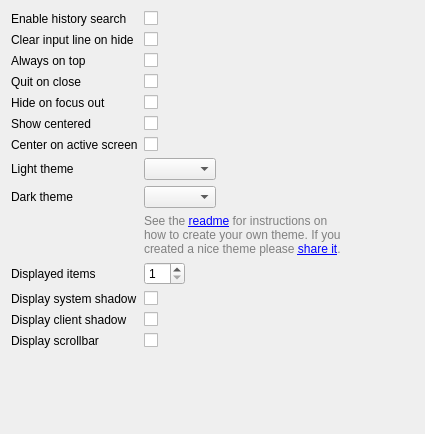
Above: widgetsboxmodel/src/configwidget.ui from albertlauncher/plugins before the change. Below: the same form after it.
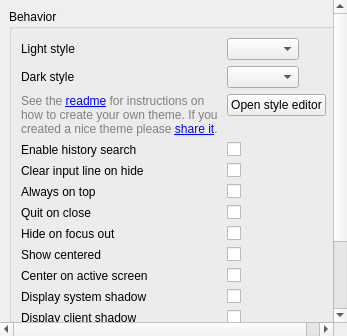
That is the form after the change.

Patch:
```diff
--- a/widgetsboxmodel/src/configwidget.ui
+++ b/widgetsboxmodel/src/configwidget.ui
@@ -2,19 +2,137 @@
 <ui version="4.0">
  <class>ConfigWidget</class>
  <widget class="QWidget" name="ConfigWidget">
+  <property name="windowTitle">
+   <string>Frontend settings</string>
+  </property>
+  <layout class="QGridLayout" name="gridLayout">
+   <property name="leftMargin">
+    <number>0</number>
+   </property>
+   <property name="topMargin">
+    <number>0</number>
+   </property>
+   <property name="rightMargin">
+    <number>0</number>
+   </property>
+   <property name="bottomMargin">
+    <number>0</number>
+   </property>
+   <item row="2" column="0">
+    <widget class="QScrollArea" name="scrollArea">
+     <property name="frameShape">
+      <enum>QFrame::NoFrame</enum>
+     </property>
+     <property name="widgetResizable">
+      <bool>true</bool>
+     </property>
+     <widget class="QWidget" name="scrollAreaWidgetContents">
   <property name="geometry">
    <rect>
     <x>0</x>
     <y>0</y>
-    <width>425</width>
-    <height>434</height>
-   </rect>
-  </property>
-  <property name="windowTitle">
-   <string>Frontend settings</string>
-  </property>
-  <layout class="QFormLayout" name="formLayout">
+        <width>698</width>
+        <height>609</height>
+       </rect>
+      </property>
+      <layout class="QGridLayout" name="gridLayout_2">
+       <item row="0" column="0">
+        <widget class="QGroupBox" name="groupBox">
+         <property name="title">
+          <string>Behavior</string>
+         </property>
+         <layout class="QFormLayout" name="formLayout_behavior">
    <item row="0" column="0">
+           <widget class="QLabel" name="label_theme_light">
+            <property name="sizePolicy">
+             <sizepolicy hsizetype="Minimum" vsizetype="Preferred">
+              <horstretch>0</horstretch>
+              <verstretch>0</verstretch>
+             </sizepolicy>
+            </property>
+            <property name="text">
+             <string>Light style</string>
+            </property>
+            <property name="buddy">
+             <cstring>comboBox_theme_light</cstring>
+            </property>
+           </widget>
+          </item>
+          <item row="0" column="1">
+           <widget class="QComboBox" name="comboBox_theme_light">
+            <property name="sizePolicy">
+             <sizepolicy hsizetype="Fixed" vsizetype="Fixed">
+              <horstretch>0</horstretch>
+              <verstretch>0</verstretch>
+             </sizepolicy>
+            </property>
+            <property name="toolTip">
+             <string>Set the color theme used in light mode.</string>
+            </property>
+           </widget>
+          </item>
+          <item row="1" column="0">
+           <widget class="QLabel" name="label_theme_dark">
+            <property name="text">
+             <string>Dark style</string>
+            </property>
+           </widget>
+          </item>
+          <item row="1" column="1">
+           <widget class="QComboBox" name="comboBox_theme_dark">
+            <property name="sizePolicy">
+             <sizepolicy hsizetype="Fixed" vsizetype="Fixed">
+              <horstretch>0</horstretch>
+              <verstretch>0</verstretch>
+             </sizepolicy>
+            </property>
+            <property name="toolTip">
+             <string>Set the color theme used in dark mode.</string>
+            </property>
+           </widget>
+          </item>
+          <item row="2" column="0">
+           <widget class="QLabel" name="label_themeinfo">
+            <property name="sizePolicy">
+             <sizepolicy hsizetype="Preferred" vsizetype="Preferred">
+              <horstretch>0</horstretch>
+              <verstretch>0</verstretch>
+             </sizepolicy>
+            </property>
+            <property name="minimumSize">
+             <size>
+              <width>200</width>
+              <height>0</height>
+             </size>
+            </property>
+            <property name="text">
+             <string>&lt;span style=&quot; font-size:9pt; color:#808080;&quot;&gt;See the &lt;a href=&quot;https://github.com/albertlauncher/plugins/blob/master/widgetsboxmodel/README.md&quot;&gt;readme&lt;/a&gt; for instructions on how to create your own theme. If you created a nice theme please &lt;a href=&quot;https://github.com/orgs/albertlauncher/discussions/1147&quot;&gt;share it&lt;/a&gt;.&lt;/span&gt;</string>
+            </property>
+            <property name="textFormat">
+             <enum>Qt::AutoText</enum>
+            </property>
+            <property name="wordWrap">
+             <bool>true</bool>
+            </property>
+            <property name="openExternalLinks">
+             <bool>true</bool>
+            </property>
+           </widget>
+          </item>
+          <item row="2" column="1">
+           <widget class="QPushButton" name="pushButton_styleEditor">
+            <property name="sizePolicy">
+             <sizepolicy hsizetype="Fixed" vsizetype="Fixed">
+              <horstretch>0</horstretch>
+              <verstretch>0</verstretch>
+             </sizepolicy>
+            </property>
+            <property name="text">
+             <string>Open style editor</string>
+            </property>
+           </widget>
+          </item>
+          <item row="3" column="0">
     <widget class="QLabel" name="label_history_search">
      <property name="text">
       <string>Enable history search</string>
@@ -24,8 +142,14 @@
      </property>
     </widget>
    </item>
-   <item row="0" column="1">
+          <item row="3" column="1">
     <widget class="QCheckBox" name="checkBox_history_search">
+            <property name="sizePolicy">
+             <sizepolicy hsizetype="Fixed" vsizetype="Fixed">
+              <horstretch>0</horstretch>
+              <verstretch>0</verstretch>
+             </sizepolicy>
+            </property>
      <property name="toolTip">
       <string>Use the current input text to filter the input history.</string>
      </property>
@@ -34,7 +158,7 @@
      </property>
     </widget>
    </item>
-   <item row="1" column="0">
+          <item row="4" column="0">
     <widget class="QLabel" name="label_clearOnHide">
      <property name="text">
       <string>Clear input line on hide</string>
@@ -44,8 +168,14 @@
      </property>
     </widget>
    </item>
-   <item row="1" column="1">
+          <item row="4" column="1">
     <widget class="QCheckBox" name="checkBox_clearOnHide">
+            <property name="sizePolicy">
+             <sizepolicy hsizetype="Fixed" vsizetype="Fixed">
+              <horstretch>0</horstretch>
+              <verstretch>0</verstretch>
+             </sizepolicy>
+            </property>
      <property name="toolTip">
       <string>Clear the input line when the window is hidden.</string>
      </property>
@@ -54,7 +184,7 @@
      </property>
     </widget>
    </item>
-   <item row="2" column="0">
+          <item row="5" column="0">
     <widget class="QLabel" name="label_onTop">
      <property name="sizePolicy">
       <sizepolicy hsizetype="Minimum" vsizetype="Preferred">
@@ -70,14 +200,20 @@
      </property>
     </widget>
    </item>
-   <item row="2" column="1">
+          <item row="5" column="1">
     <widget class="QCheckBox" name="checkBox_onTop">
+            <property name="sizePolicy">
+             <sizepolicy hsizetype="Fixed" vsizetype="Fixed">
+              <horstretch>0</horstretch>
+              <verstretch>0</verstretch>
+             </sizepolicy>
+            </property>
      <property name="toolTip">
       <string>Let Albert stay on top of all top level windows.</string>
      </property>
     </widget>
    </item>
-   <item row="3" column="0">
+          <item row="6" column="0">
     <widget class="QLabel" name="label_quit_on_close">
      <property name="sizePolicy">
       <sizepolicy hsizetype="Minimum" vsizetype="Preferred">
@@ -93,14 +229,20 @@
      </property>
     </widget>
    </item>
-   <item row="3" column="1">
+          <item row="6" column="1">
     <widget class="QCheckBox" name="checkBox_quit_on_close">
+            <property name="sizePolicy">
+             <sizepolicy hsizetype="Fixed" vsizetype="Fixed">
+              <horstretch>0</horstretch>
+              <verstretch>0</verstretch>
+             </sizepolicy>
+            </property>
      <property name="toolTip">
       <string notr="true">Quit the application when closing Albert. Default behavior is to hide the window.</string>
      </property>
     </widget>
    </item>
-   <item row="4" column="0">
+          <item row="7" column="0">
     <widget class="QLabel" name="label_hideOnFocusOut">
      <property name="text">
       <string>Hide on focus out</string>
@@ -110,14 +252,20 @@
      </property>
     </widget>
    </item>
-   <item row="4" column="1">
+          <item row="7" column="1">
     <widget class="QCheckBox" name="checkBox_hideOnFocusOut">
+            <property name="sizePolicy">
+             <sizepolicy hsizetype="Fixed" vsizetype="Fixed">
+              <horstretch>0</horstretch>
+              <verstretch>0</verstretch>
+             </sizepolicy>
+            </property>
      <property name="toolTip">
       <string>Hide Albert if the window lost focus.</string>
      </property>
     </widget>
    </item>
-   <item row="5" column="0">
+          <item row="8" column="0">
     <widget class="QLabel" name="label_center">
      <property name="sizePolicy">
       <sizepolicy hsizetype="Minimum" vsizetype="Preferred">
@@ -133,22 +281,34 @@
      </property>
     </widget>
    </item>
-   <item row="5" column="1">
+          <item row="8" column="1">
     <widget class="QCheckBox" name="checkBox_center">
+            <property name="sizePolicy">
+             <sizepolicy hsizetype="Fixed" vsizetype="Fixed">
+              <horstretch>0</horstretch>
+              <verstretch>0</verstretch>
+             </sizepolicy>
+            </property>
      <property name="toolTip">
       <string>Position the window centered on the screen. See also &quot;Center on active screen&quot;.</string>
      </property>
     </widget>
    </item>
-   <item row="6" column="0">
+          <item row="9" column="0">
     <widget class="QLabel" name="label_followCursor">
      <property name="text">
       <string>Center on active screen</string>
      </property>
     </widget>
    </item>
-   <item row="6" column="1">
+          <item row="9" column="1">
     <widget class="QCheckBox" name="checkBox_followCursor">
+            <property name="sizePolicy">
+             <sizepolicy hsizetype="Fixed" vsizetype="Fixed">
+              <horstretch>0</horstretch>
+              <verstretch>0</verstretch>
+             </sizepolicy>
+            </property>
      <property name="toolTip">
       <string>Show the window on the active screen (the one containing the mouse cursor) rather than the primary one. This option applies when &quot;Show centered&quot; is activated, but also if the window has to be centered on another screen (e.g. because a display has been disconnected).</string>
      </property>
@@ -157,119 +317,7 @@
      </property>
     </widget>
    </item>
-   <item row="7" column="0">
-    <widget class="QLabel" name="label_theme_light">
-     <property name="sizePolicy">
-      <sizepolicy hsizetype="Minimum" vsizetype="Preferred">
-       <horstretch>0</horstretch>
-       <verstretch>0</verstretch>
-      </sizepolicy>
-     </property>
-     <property name="text">
-      <string>Light theme</string>
-     </property>
-     <property name="buddy">
-      <cstring>comboBox_theme_light</cstring>
-     </property>
-    </widget>
-   </item>
-   <item row="7" column="1">
-    <widget class="QComboBox" name="comboBox_theme_light">
-     <property name="sizePolicy">
-      <sizepolicy hsizetype="Fixed" vsizetype="Fixed">
-       <horstretch>0</horstretch>
-       <verstretch>0</verstretch>
-      </sizepolicy>
-     </property>
-     <property name="toolTip">
-      <string>Set the color theme used in light mode.</string>
-     </property>
-    </widget>
-   </item>
-   <item row="8" column="0">
-    <widget class="QLabel" name="label_theme_dark">
-     <property name="text">
-      <string>Dark theme</string>
-     </property>
-    </widget>
-   </item>
-   <item row="8" column="1">
-    <widget class="QComboBox" name="comboBox_theme_dark">
-     <property name="sizePolicy">
-      <sizepolicy hsizetype="Fixed" vsizetype="Fixed">
-       <horstretch>0</horstretch>
-       <verstretch>0</verstretch>
-      </sizepolicy>
-     </property>
-     <property name="toolTip">
-      <string>Set the color theme used in dark mode.</string>
-     </property>
-    </widget>
-   </item>
-   <item row="9" column="1">
-    <widget class="QLabel" name="label_themeinfo">
-     <property name="sizePolicy">
-      <sizepolicy hsizetype="Fixed" vsizetype="Minimum">
-       <horstretch>0</horstretch>
-       <verstretch>0</verstretch>
-      </sizepolicy>
-     </property>
-     <property name="minimumSize">
-      <size>
-       <width>200</width>
-       <height>0</height>
-      </size>
-     </property>
-     <property name="text">
-      <string>&lt;span style=&quot; font-size:9pt; color:#808080;&quot;&gt;See the &lt;a href=&quot;https://github.com/albertlauncher/plugins/blob/master/widgetsboxmodel/README.md&quot;&gt;readme&lt;/a&gt; for instructions on how to create your own theme. If you created a nice theme please &lt;a href=&quot;https://github.com/orgs/albertlauncher/discussions/1147&quot;&gt;share it&lt;/a&gt;.&lt;/span&gt;</string>
-     </property>
-     <property name="textFormat">
-      <enum>Qt::AutoText</enum>
-     </property>
-     <property name="wordWrap">
-      <bool>true</bool>
-     </property>
-     <property name="openExternalLinks">
-      <bool>true</bool>
-     </property>
-    </widget>
-   </item>
    <item row="10" column="0">
-    <widget class="QLabel" name="label_results">
-     <property name="sizePolicy">
-      <sizepolicy hsizetype="Minimum" vsizetype="Preferred">
-       <horstretch>0</horstretch>
-       <verstretch>0</verstretch>
-      </sizepolicy>
-     </property>
-     <property name="text">
-      <string>Displayed items</string>
-     </property>
-     <property name="buddy">
-      <cstring>spinBox_results</cstring>
-     </property>
-    </widget>
-   </item>
-   <item row="10" column="1">
-    <widget class="QSpinBox" name="spinBox_results">
-     <property name="sizePolicy">
-      <sizepolicy hsizetype="Fixed" vsizetype="Fixed">
-       <horstretch>0</horstretch>
-       <verstretch>0</verstretch>
-      </sizepolicy>
-     </property>
-     <property name="suffix">
-      <string/>
-     </property>
-     <property name="minimum">
-      <number>1</number>
-     </property>
-     <property name="maximum">
-      <number>10</number>
-     </property>
-    </widget>
-   </item>
-   <item row="11" column="0">
     <widget class="QLabel" name="label_system_shadow">
      <property name="text">
       <string>Display system shadow</string>
@@ -279,8 +327,14 @@
      </property>
     </widget>
    </item>
-   <item row="11" column="1">
+          <item row="10" column="1">
     <widget class="QCheckBox" name="checkBox_system_shadow">
+            <property name="sizePolicy">
+             <sizepolicy hsizetype="Fixed" vsizetype="Fixed">
+              <horstretch>0</horstretch>
+              <verstretch>0</verstretch>
+             </sizepolicy>
+            </property>
      <property name="toolTip">
       <string>Tell the system to draw a shadow around the window. Note that on some systems this may look pretty ugly. Use the client shadow in this case.</string>
      </property>
@@ -289,7 +343,7 @@
      </property>
     </widget>
    </item>
-   <item row="12" column="0">
+          <item row="11" column="0">
     <widget class="QLabel" name="label_client_shadow">
      <property name="text">
       <string>Display client shadow</string>
@@ -299,14 +353,20 @@
      </property>
     </widget>
    </item>
-   <item row="12" column="1">
+          <item row="11" column="1">
     <widget class="QCheckBox" name="checkBox_client_shadow">
+            <property name="sizePolicy">
+             <sizepolicy hsizetype="Fixed" vsizetype="Fixed">
+              <horstretch>0</horstretch>
+              <verstretch>0</verstretch>
+             </sizepolicy>
+            </property>
      <property name="toolTip">
       <string>Draw a shadow on the client side.</string>
      </property>
     </widget>
    </item>
-   <item row="13" column="0">
+          <item row="12" column="0">
     <widget class="QLabel" name="label_scrollbar">
      <property name="sizePolicy">
       <sizepolicy hsizetype="Minimum" vsizetype="Preferred">
@@ -322,28 +382,62 @@
      </property>
     </widget>
    </item>
-   <item row="13" column="1">
+          <item row="12" column="1">
     <widget class="QCheckBox" name="checkBox_scrollbar">
+            <property name="sizePolicy">
+             <sizepolicy hsizetype="Fixed" vsizetype="Fixed">
+              <horstretch>0</horstretch>
+              <verstretch>0</verstretch>
+             </sizepolicy>
+            </property>
      <property name="toolTip">
       <string>Displays a scrollbar in the results list.</string>
      </property>
     </widget>
    </item>
-  </layout>
- </widget>
- <tabstops>
-  <tabstop>checkBox_history_search</tabstop>
-  <tabstop>checkBox_clearOnHide</tabstop>
-  <tabstop>checkBox_onTop</tabstop>
-  <tabstop>checkBox_quit_on_close</tabstop>
-  <tabstop>checkBox_hideOnFocusOut</tabstop>
-  <tabstop>checkBox_center</tabstop>
-  <tabstop>comboBox_theme_light</tabstop>
-  <tabstop>spinBox_results</tabstop>
-  <tabstop>checkBox_system_shadow</tabstop>
-  <tabstop>checkBox_client_shadow</tabstop>
-  <tabstop>checkBox_scrollbar</tabstop>
- </tabstops>
+          <item row="13" column="0">
+           <widget class="QLabel" name="label_debug_overlay">
+            <property name="text">
+             <string>Debug overlay</string>
+            </property>
+           </widget>
+          </item>
+          <item row="13" column="1">
+           <widget class="QCheckBox" name="checkBox_debug">
+            <property name="text">
+             <string/>
+            </property>
+           </widget>
+          </item>
+          <item row="14" column="0">
+           <widget class="QLabel" name="label_max_results">
+            <property name="text">
+             <string>Displayed items</string>
+            </property>
+           </widget>
+          </item>
+          <item row="14" column="1">
+           <widget class="QSpinBox" name="spinBox_max_results">
+            <property name="sizePolicy">
+             <sizepolicy hsizetype="Fixed" vsizetype="Fixed">
+              <horstretch>0</horstretch>
+              <verstretch>0</verstretch>
+             </sizepolicy>
+            </property>
+            <property name="maximum">
+             <number>10</number>
+            </property>
+           </widget>
+          </item>
+         </layout>
+        </widget>
+       </item>
+      </layout>
+     </widget>
+    </widget>
+   </item>
+  </layout>
+ </widget>
  <resources/>
  <connections/>
 </ui>
```
Lines whose indentation alone changed are shown as unchanged.
